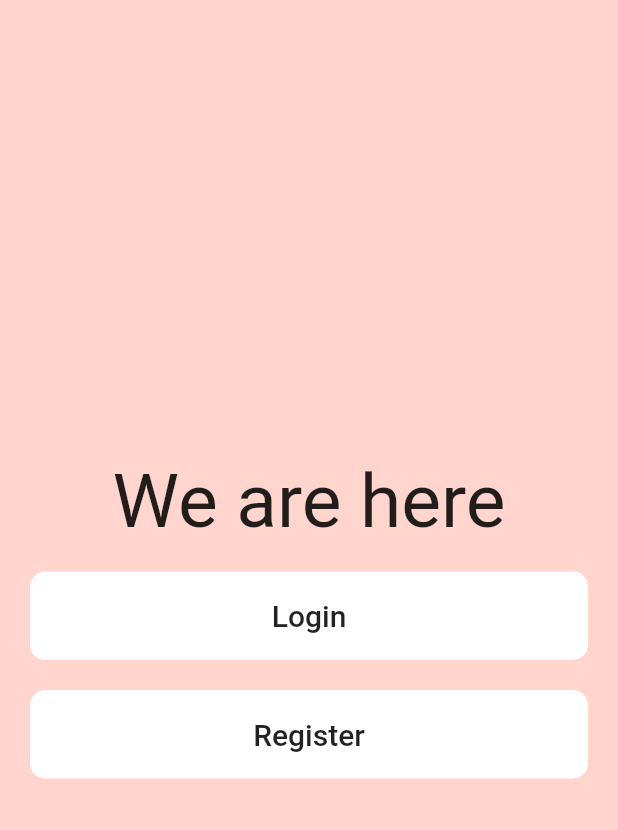
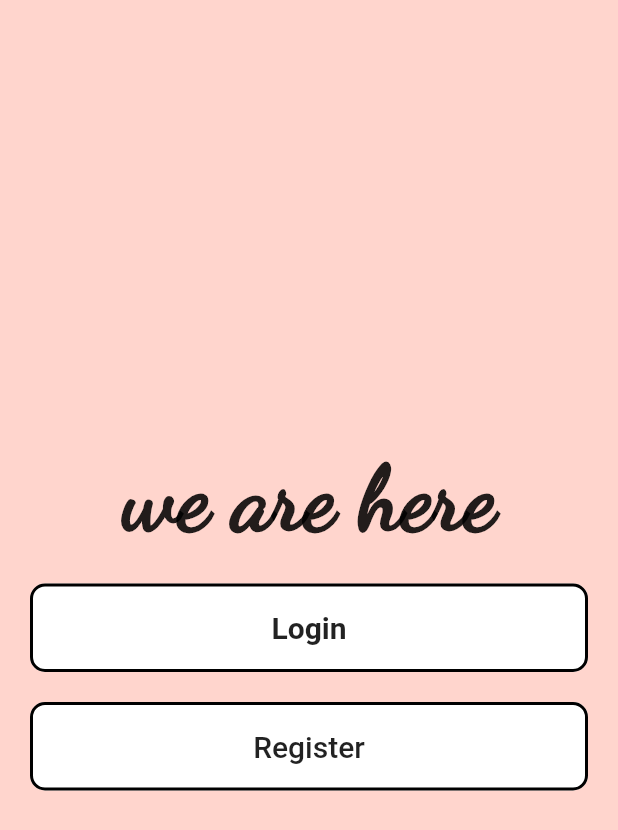
Before and after one commit to RRKarthik/we_are_here, a Flutter app: the screen it shows after launch, on a phone screen of 412 x 824 dp. Shown: the top 830 px of the screen. Run offline on Flutter 3.47's test engine with Material 2 defaults, Android fonts, the phone set to English and light mode, and no system bars.

Commit message:
login screen

```diff
--- a/lib/main.dart
+++ b/lib/main.dart
@@ -1,7 +1,10 @@
 import 'package:flutter/material.dart';
+import 'login.dart';
 
 void main() {
-  runApp(MaterialApp(home: MyApp(),));
+  runApp(MaterialApp(
+    home: MyApp(),
+  ));
 }
 
 class MyApp extends StatelessWidget {
@@ -10,23 +13,39 @@ class MyApp extends StatelessWidget {
     return Scaffold(
       backgroundColor: Color(0xffffd5cd),
       body: Padding(
-        padding:  EdgeInsets.symmetric(horizontal: 20.0,vertical: 10.0),
+        padding: EdgeInsets.symmetric(horizontal: 20.0, vertical: 10.0),
         child: Column(
           mainAxisAlignment: MainAxisAlignment.center,
           crossAxisAlignment: CrossAxisAlignment.stretch,
           children: [
-             Center(child: Text("We are here",style: TextStyle(fontSize: 50.0),)),
-             SizedBox(height: 17.0,),
+            Center(
+                child: Text(
+              "we are here",
+              style: TextStyle(
+                  fontSize: 60.0,
+                  fontWeight: FontWeight.w900,
+                  fontFamily: 'DancingScript'),
+            )),
+            SizedBox(
+              height: 20.0,
+            ),
             FlatButton(
               child: Padding(
-                 padding:  EdgeInsets.symmetric(horizontal: 20.0,vertical: 18.0),
-                 child: Text("Login",style: TextStyle(fontSize: 20.0),),
+                padding: EdgeInsets.symmetric(horizontal: 20.0, vertical: 18.0),
+                child: Text(
+                  "Login",
+                  style: TextStyle(fontSize: 20.0,fontWeight: FontWeight.bold),
                 ),
-               color: Colors.white,//Color(0xffffd5cd),//214252
-               onPressed: (){
-
+              ),
+              color: Colors.white, //Color(0xffffd5cd),//214252
+              onPressed: () {
+                Navigator.push(context, MaterialPageRoute(builder: (context)=>LoginScreen()));
               },
               shape: RoundedRectangleBorder(
+                side: BorderSide(
+                  color: Colors.black,
+                  width: 2.0,
+                ),
                 borderRadius: BorderRadius.circular(10.0),
               ),
             ),
@@ -35,16 +54,21 @@ class MyApp extends StatelessWidget {
             ),
             FlatButton(
               child: Padding(
-                 padding:  EdgeInsets.symmetric(horizontal: 20.0,vertical: 18.0),
-                 child: Text("Register",style: TextStyle(fontSize: 20.0),),
+                padding: EdgeInsets.symmetric(horizontal: 20.0, vertical: 18.0),
+                child: Text(
+                  "Register",
+                  style: TextStyle(fontSize: 20.0),
+                ),
               ),
               shape: RoundedRectangleBorder(
+                side: BorderSide(
+                  color: Colors.black,
+                  width: 2.0,
+                ),
                 borderRadius: BorderRadius.circular(10.0),
               ),
-               color: Colors.white,//Color(0xffffd5cd),//214252
-               onPressed: (){
-
-               },
+              color: Colors.white,
+              onPressed: () {},
             ),
           ],
         ),
--- a/pubspec.yaml
+++ b/pubspec.yaml
@@ -38,7 +38,10 @@ dev_dependencies:
 
 # The following section is specific to Flutter.
 flutter:
-
+  fonts:
+    - family: DancingScript
+      fonts:
+        - asset: assets/DancingScript-SemiBold.ttf
   # The following line ensures that the Material Icons font is
   # included with your application, so that you can use the icons in
   # the material Icons class.
```
Also changed, not shown: lib/login.dart (+118 -5 lines), assets/DancingScript-SemiBold.ttf (added). Lines whose indentation alone changed are shown as unchanged.
